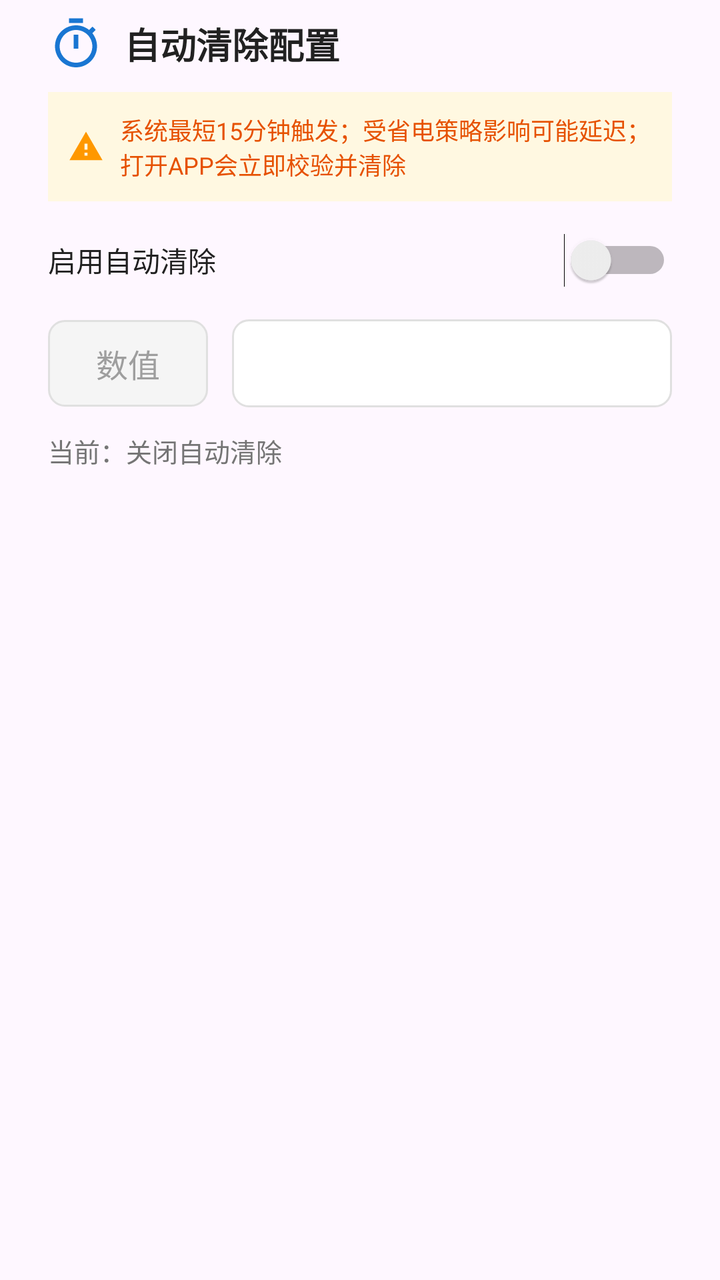
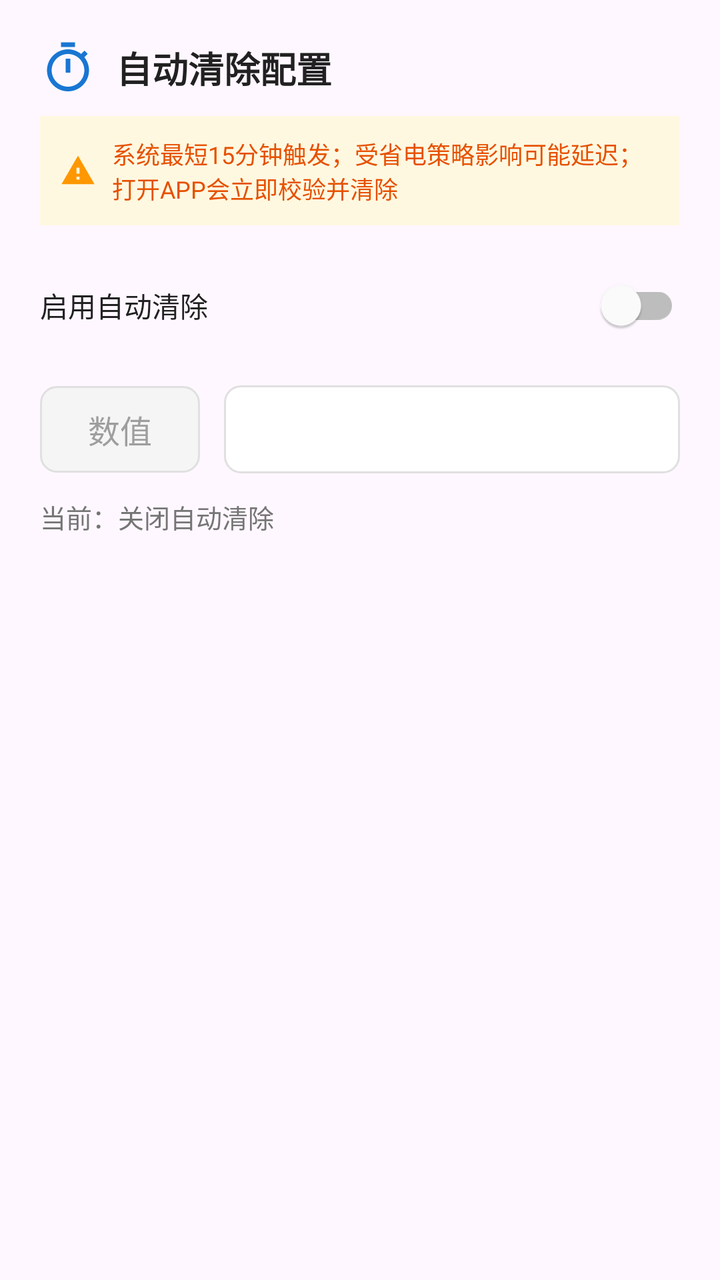

Compare the two renders of this Android layout. The source of the first and the diff that turns it into the second are given below.
<!-- AndroidManifest.xml: application theme Theme.WlClient -->
<!-- res/layout/dialog_sys_auto_clear.xml -->
<?xml version="1.0" encoding="utf-8"?>
<LinearLayout xmlns:android="http://schemas.android.com/apk/res/android"
    android:layout_width="match_parent"
    android:layout_height="wrap_content"
    android:orientation="vertical"
    android:paddingStart="24dp"
    android:paddingEnd="24dp"
    android:paddingTop="8dp"
    android:paddingBottom="16dp">

    <LinearLayout
        android:layout_width="match_parent"
        android:layout_height="wrap_content"
        android:orientation="horizontal"
        android:gravity="center_vertical">

        <ImageView
            android:layout_width="28dp"
            android:layout_height="28dp"
            android:src="@drawable/ic_timer_svg"
            android:layout_marginEnd="10dp" />

        <TextView
            style="@style/DialogTitleStyle"
            android:layout_width="wrap_content"
            android:layout_height="wrap_content"
            android:text="自动清除配置" />
    </LinearLayout>

    <LinearLayout
        android:layout_width="match_parent"
        android:layout_height="wrap_content"
        android:orientation="horizontal"
        android:gravity="center_vertical"
        android:layout_marginTop="10dp"
        android:background="#FFF8E1"
        android:padding="10dp">

        <ImageView
            android:layout_width="18dp"
            android:layout_height="18dp"
            android:src="@drawable/ic_warning_svg"
            android:layout_marginEnd="8dp" />

        <TextView
            android:layout_width="match_parent"
            android:layout_height="wrap_content"
            android:text="系统最短15分钟触发；受省电策略影响可能延迟；打开APP会立即校验并清除"
            android:textColor="#E65100"
            android:textSize="12sp" />
    </LinearLayout>

    <Switch
        android:id="@+id/sw_auto_enable"
        android:layout_width="match_parent"
        android:layout_height="wrap_content"
        android:text="启用自动清除"
        android:layout_marginTop="16dp"
        android:textSize="14sp"
        android:textColor="#212121" />

    <LinearLayout
        android:layout_width="match_parent"
        android:layout_height="wrap_content"
        android:orientation="horizontal"
        android:gravity="center_vertical"
        android:layout_marginTop="16dp">

        <EditText
            android:id="@+id/et_auto_clear_val"
            style="@style/DialogInputStyle"
            android:layout_width="80dp"
            android:layout_height="wrap_content"
            android:hint="数值"
            android:inputType="number"
            android:gravity="center"
            android:textSize="16sp" />

        <Spinner
            android:id="@+id/sp_time_unit"
            style="@style/AppSpinner"
            android:layout_width="0dp"
            android:layout_height="44dp"
            android:layout_weight="1"
            android:layout_marginStart="12dp" />
    </LinearLayout>

    <TextView
        android:id="@+id/tv_auto_clear_status"
        android:layout_width="match_parent"
        android:layout_height="wrap_content"
        android:layout_marginTop="12dp"
        android:text="当前：关闭自动清除"
        android:textSize="13sp"
        android:textColor="#757575" />

</LinearLayout>
<!-- resources referenced by this layout -->
<resources>
  <!-- drawable ic_timer_svg (drawable) -->
  <?xml version="1.0" encoding="utf-8"?>
  <vector xmlns:android="http://schemas.android.com/apk/res/android"
      android:width="24dp"
      android:height="24dp"
      android:viewportWidth="24"
      android:viewportHeight="24">
      <path
          android:fillColor="#1976D2"
          android:pathData="M15,1H9v2h6V1zM11,14h2V8h-2v6zM19.03,7.39l1.42,-1.42c-0.43,-0.51 -0.9,-0.99 -1.41,-1.41l-1.42,1.42C16.07,4.74 14.12,4 12,4c-4.97,0 -9,4.03 -9,9s4.03,9 9,9 9,-4.03 9,-9c0,-2.12 -0.74,-4.07 -1.97,-5.61zM12,20c-3.87,0 -7,-3.13 -7,-7s3.13,-7 7,-7 7,3.13 7,7 -3.13,7 -7,7z" />
  </vector>
  <!-- drawable ic_warning_svg (drawable) -->
  <?xml version="1.0" encoding="utf-8"?>
  <vector xmlns:android="http://schemas.android.com/apk/res/android"
      android:width="24dp"
      android:height="24dp"
      android:viewportWidth="24"
      android:viewportHeight="24">
      <path
          android:fillColor="#FF9800"
          android:pathData="M1,21h22L12,2 1,21zM13,18h-2v-2h2v2zM13,14h-2v-4h2v4z" />
  </vector>
  <style name="AppSpinner">
          <item name="android:background">@drawable/bg_spinner</item>
          <item name="android:dropDownWidth">match_parent</item>
          <item name="android:popupBackground">@color/white</item>
          <item name="android:dropDownVerticalOffset">4dp</item>
          <item name="android:dropDownHorizontalOffset">0dp</item>
          <item name="android:spinnerMode">dropdown</item>
      </style>
  <style name="DialogInputStyle">
          <item name="android:background">@drawable/bg_input_focused</item>
          <item name="android:textSize">14sp</item>
          <item name="android:textColor">#212121</item>
          <item name="android:textColorHint">#9E9E9E</item>
      </style>
  <style name="DialogTitleStyle">
          <item name="android:textSize">18sp</item>
          <item name="android:textColor">#212121</item>
          <item name="android:textStyle">bold</item>
      </style>
  <style name="Theme.WlClient" parent="Base.Theme.WlClient" />
  <!-- drawable bg_spinner (drawable) -->
  <?xml version="1.0" encoding="utf-8"?>
  <selector xmlns:android="http://schemas.android.com/apk/res/android">
      <item android:state_pressed="true">
          <shape android:shape="rectangle">
              <solid android:color="#F5F5F5" />
              <corners android:radius="8dp" />
              <stroke android:width="1dp" android:color="#1976D2" />
          </shape>
      </item>
      <item>
          <shape android:shape="rectangle">
              <solid android:color="#FFFFFF" />
              <corners android:radius="8dp" />
              <stroke android:width="1dp" android:color="#E0E0E0" />
          </shape>
      </item>
  </selector>
  <color name="white">#FFFFFFFF</color>
  <style name="Base.Theme.WlClient" parent="Theme.Material3.DayNight.NoActionBar">
          
          
      </style>
  <!-- unchanged entries left out for length: 1 -->
</resources>

<!-- the commit's change to res/layout/dialog_sys_auto_clear.xml (unified diff, before → after) -->
@@ -1,12 +1,10 @@
 <?xml version="1.0" encoding="utf-8"?>
 <LinearLayout xmlns:android="http://schemas.android.com/apk/res/android"
+    xmlns:app="http://schemas.android.com/apk/res-auto"
     android:layout_width="match_parent"
     android:layout_height="wrap_content"
     android:orientation="vertical"
-    android:paddingStart="24dp"
-    android:paddingEnd="24dp"
-    android:paddingTop="8dp"
-    android:paddingBottom="16dp">
+    android:padding="20dp">
 
     <LinearLayout
         android:layout_width="match_parent"
@@ -50,8 +48,9 @@
             android:textSize="12sp" />
     </LinearLayout>
 
-    <Switch
+    <androidx.appcompat.widget.SwitchCompat
         android:id="@+id/sw_auto_enable"
+        style="@style/AppSwitch"
         android:layout_width="match_parent"
         android:layout_height="wrap_content"
         android:text="启用自动清除"
<!-- resource entries referenced after the edit -->
@@ -22,13 +22,17 @@
           android:fillColor="#FF9800"
           android:pathData="M1,21h22L12,2 1,21zM13,18h-2v-2h2v2zM13,14h-2v-4h2v4z" />
   </vector>
-  <style name="AppSpinner">
+  <style name="AppSpinner" parent="Widget.AppCompat.Spinner">
           <item name="android:background">@drawable/bg_spinner</item>
           <item name="android:dropDownWidth">match_parent</item>
           <item name="android:popupBackground">@color/white</item>
           <item name="android:dropDownVerticalOffset">4dp</item>
           <item name="android:dropDownHorizontalOffset">0dp</item>
           <item name="android:spinnerMode">dropdown</item>
+      </style>
+  <style name="AppSwitch" parent="Widget.AppCompat.CompoundButton.Switch">
+          <item name="trackTint">@color/switch_track_tint</item>
+          <item name="thumbTint">@color/switch_thumb</item>
       </style>
   <style name="DialogInputStyle">
           <item name="android:background">@drawable/bg_input_focused</item>
@@ -61,6 +65,7 @@
       </item>
   </selector>
   <color name="white">#FFFFFFFF</color>
+  <color name="switch_thumb">#FFFFFFFF</color>
   <style name="Base.Theme.WlClient" parent="Theme.Material3.DayNight.NoActionBar">
           
           
